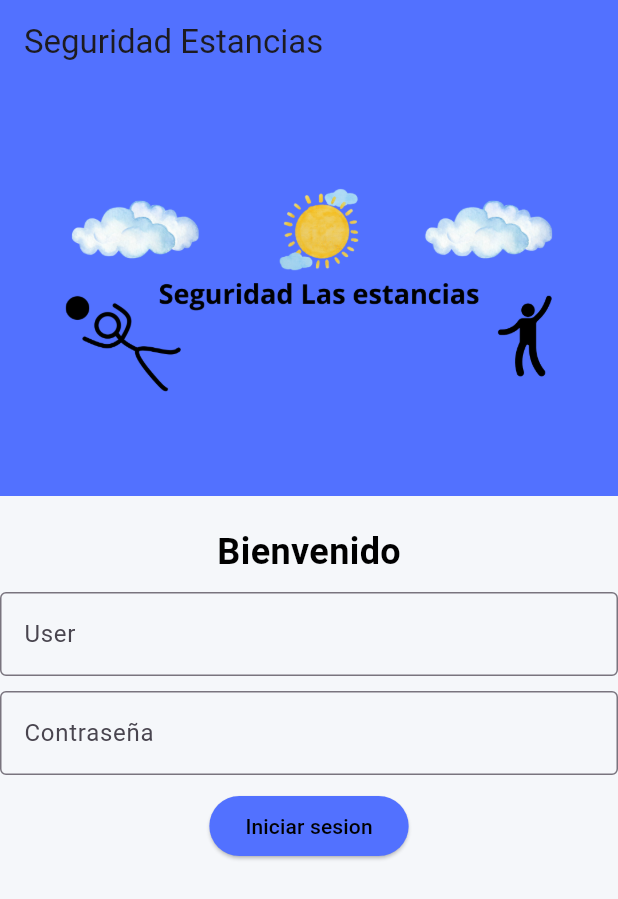
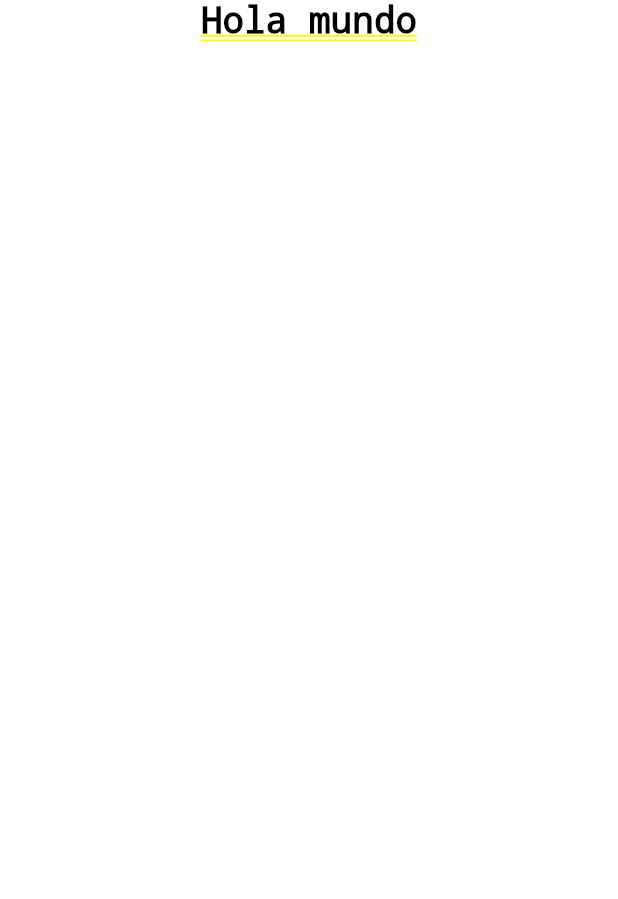
Before and after one commit to Brandios02/Accesos, a Flutter app: the screen it shows after launch, after a tap on "Iniciar sesion", on a phone screen of 412 x 824 dp. Shown: the top 899 px of the screen. Run offline on Flutter 3.47's test engine with Material 3 defaults, Android fonts, the light colour scheme and no system bars.

Commit message:
Navegacion a pantalla de usuario

```diff
--- a/lib/screens/_home.dart
+++ b/lib/screens/_home.dart
@@ -1,6 +1,7 @@
 import 'package:flutter/material.dart';
 import 'package:flutter_estanciasapp/core/app_Colors.dart';
 import 'package:flutter_estanciasapp/core/text_styles.dart';
+import 'package:flutter_estanciasapp/screens/_homeuser.dart';
 
 class home extends StatefulWidget {
   const home({super.key});
@@ -44,7 +45,8 @@
 
           ElevatedButton(
             style: ElevatedButton.styleFrom(backgroundColor: AppColors.primary, foregroundColor: AppColors.text),
-            onPressed: () {}, child: Text("Iniciar sesion"))
+            onPressed: () {Navigator.push(context, MaterialPageRoute(builder: (context) => homeuser()));},
+            child: Text("Iniciar sesion"))
 
         ],
       ),
--- /dev/null
+++ b/lib/screens/_homeuser.dart
@@ -0,0 +1,21 @@
+import 'package:flutter/material.dart';
+import 'package:flutter_estanciasapp/core/text_styles.dart';
+
+class homeuser extends StatefulWidget {
+  const homeuser({super.key});
+
+  @override
+  State<homeuser> createState() => _homeuserState();
+}
+
+class _homeuserState extends State<homeuser> {
+  @override
+  Widget build(BuildContext context) {
+    return Container(
+      child: Column(children: [
+        Text("Hola mundo", style: TextStyles.titleText)
+        ]
+      ),
+    );
+  }
+}
```
